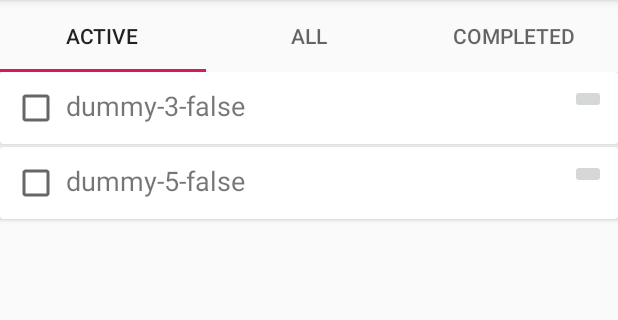
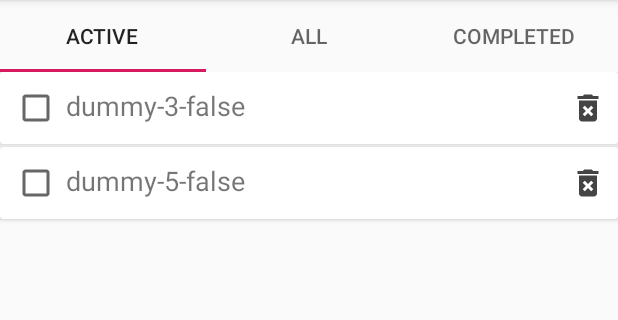
Before and after one commit to nanoyatsu/TodoApp, an Android app: the screen it shows after launch (MainActivity), on a phone screen of 412 x 824 dp, the part 84-404 px from its top. Run offline under Robolectric (Android 15) with nearby library versions, the phone set to English and light mode, and no system bars; our stand-ins replace Room's generated code.

```diff
--- a/app/src/main/java/com/nanoyatsu/todoapp/view/taskList/TaskItemAdapter.kt
+++ b/app/src/main/java/com/nanoyatsu/todoapp/view/taskList/TaskItemAdapter.kt
@@ -4,6 +4,7 @@ import android.content.Context
 import android.view.LayoutInflater
 import android.view.ViewGroup
 import android.widget.CheckBox
+import android.widget.ImageButton
 import android.widget.TextView
 import androidx.cardview.widget.CardView
 import androidx.recyclerview.widget.RecyclerView
@@ -33,11 +34,14 @@ class TaskItemAdapter(private val context: Context, val tasks: ArrayList<Task>)
         holder.completedBox.setOnClickListener {
             // todo データ更新
         }
-        // todo 削除ボタン
+        holder.deleteForeverButton.setOnClickListener {
+            // todo 削除ボタン
+        }
     }
 
     class ViewHolder(base: CardView) : RecyclerView.ViewHolder(base) {
         val completedBox: CheckBox = base.findViewById(R.id.completed_box)
         val label: TextView = base.findViewById(R.id.label)
+        val deleteForeverButton: ImageButton = base.findViewById(R.id.delete_forever_button)
     }
 }
--- /dev/null
+++ b/app/src/main/res/drawable/ic_delete_forever_black_24dp.xml
@@ -0,0 +1,5 @@
+<vector android:height="24dp" android:tint="#444444"
+    android:viewportHeight="24.0" android:viewportWidth="24.0"
+    android:width="24dp" xmlns:android="http://schemas.android.com/apk/res/android">
+    <path android:fillColor="#FF000000" android:pathData="M6,19c0,1.1 0.9,2 2,2h8c1.1,0 2,-0.9 2,-2L18,7L6,7v12zM8.46,11.88l1.41,-1.41L12,12.59l2.12,-2.12 1.41,1.41L13.41,14l2.12,2.12 -1.41,1.41L12,15.41l-2.12,2.12 -1.41,-1.41L10.59,14l-2.13,-2.12zM15.5,4l-1,-1h-5l-1,1L5,4v2h14L19,4z"/>
+</vector>
--- a/app/src/main/res/layout/card_task.xml
+++ b/app/src/main/res/layout/card_task.xml
@@ -24,9 +24,12 @@
                 android:layout_weight = "1"
                 android:textSize = "18sp" />
             <ImageButton
+                android:id = "@+id/delete_forever_button"
                 android:layout_width = "wrap_content"
                 android:layout_height = "wrap_content"
-                 />
+                android:layout_gravity = "center"
+                android:background = "@drawable/ic_delete_forever_black_24dp"
+                android:contentDescription = "@string/delete_forever" />
         </LinearLayout>
 
 </androidx.cardview.widget.CardView>
--- a/app/src/main/res/values/strings.xml
+++ b/app/src/main/res/values/strings.xml
@@ -2,5 +2,5 @@
     <string name = "app_name">TodoApp</string>
     <string name = "title_home">Home</string>
     <string name = "title_dashboard">Dashboard</string>
-    <string name = "title_notifications">Notifications</string>
+    <string name = "title_notifications">Notifications</string><string name = "delete_forever">delete_forever</string>
 </resources>
```
